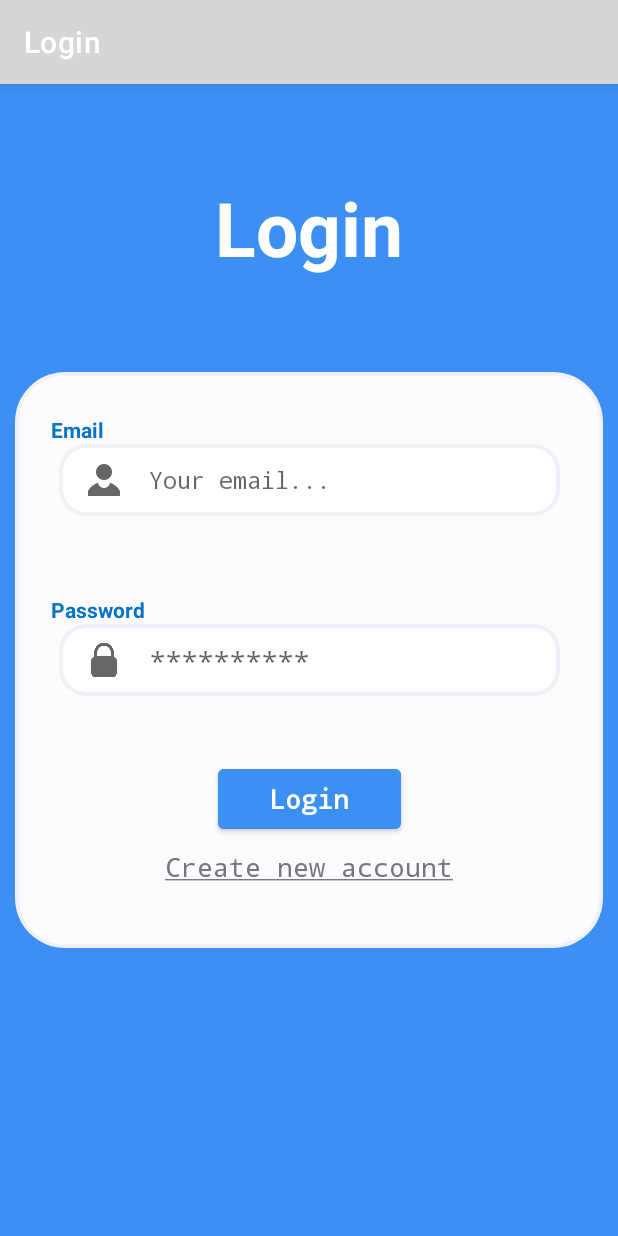
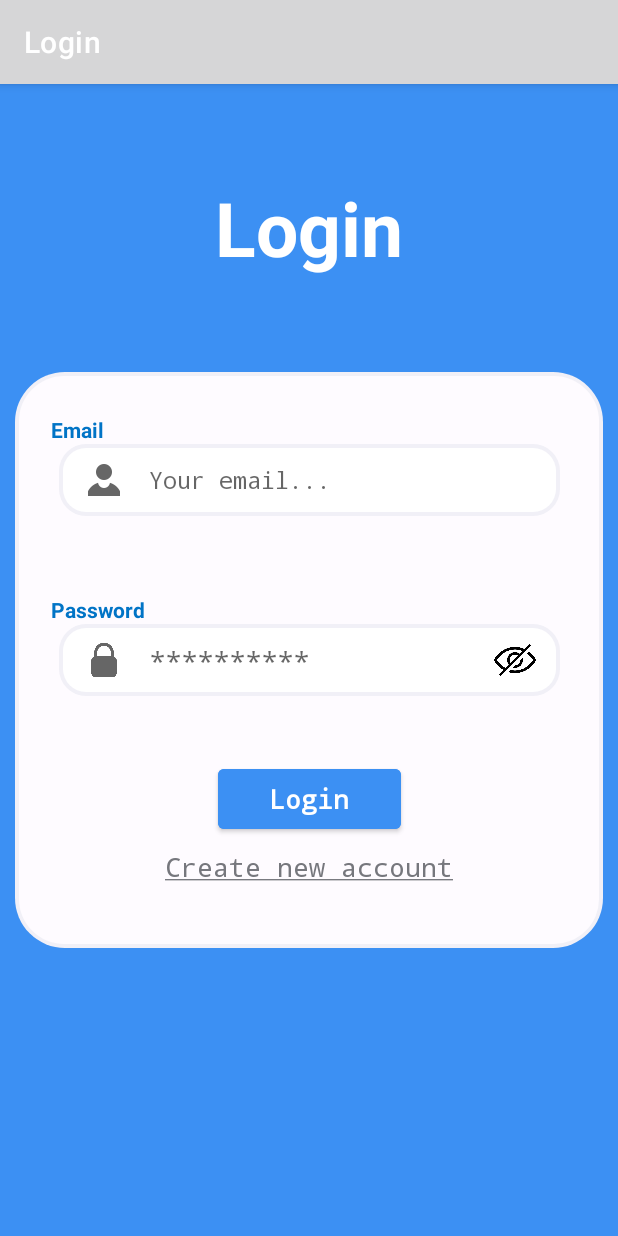
Before and after one commit to ShadyHBedda/Coins-Final, an Android app: the screen it shows after launch (Login), on a phone screen of 412 x 824 dp. Run offline under Robolectric (Android 15) with nearby library versions, the phone set to English and light mode, and no system bars; our stand-ins replace Firebase (no records; nobody signed in at launch, a user with empty details on screens opened directly), navigation-ui.

Commit message:
Added ability to toggle password visibility during login.

```diff
--- a/app/src/main/java/com/example/coins/Login.java
+++ b/app/src/main/java/com/example/coins/Login.java
@@ -6,11 +6,14 @@ import androidx.appcompat.app.AppCompatActivity;
 import android.content.Intent;
 import android.os.Bundle;
 import android.text.TextUtils;
+import android.text.method.HideReturnsTransformationMethod;
+import android.text.method.PasswordTransformationMethod;
 import android.util.Log;
 import android.util.Patterns;
 import android.view.View;
 import android.widget.Button;
 import android.widget.EditText;
+import android.widget.ImageView;
 import android.widget.ProgressBar;
 import android.widget.TextView;
 import android.widget.Toast;
@@ -52,6 +55,25 @@ public class Login extends AppCompatActivity {
 
         mAuthLogin = FirebaseAuth.getInstance();
 
+        // Toggle password visibility using eye icon
+        ImageView togglePasswordVisibility = findViewById(R.id.togglePasswordVisibility);
+        togglePasswordVisibility.setImageResource(R.drawable.password_invisible);
+        togglePasswordVisibility.setOnClickListener(new View.OnClickListener() {
+            @Override
+            public void onClick(View v) {
+                if (loginPassword.getTransformationMethod().equals(HideReturnsTransformationMethod.getInstance())) {
+                    //If password is visible, hide it
+                    loginPassword.setTransformationMethod(PasswordTransformationMethod.getInstance());
+                    // Change icon to reflect that
+                    togglePasswordVisibility.setImageResource(R.drawable.password_invisible);
+                } else {
+                    // If password is hidden, show it
+                    loginPassword.setTransformationMethod(HideReturnsTransformationMethod.getInstance());
+                    // Change icon to reflect that
+                    togglePasswordVisibility.setImageResource(R.drawable.password_visible);
+                }
+            }
+        });
 
 
         Intent intent = new Intent(this, Cryptocurrency.class);
--- a/app/src/main/res/layout/activity_login.xml
+++ b/app/src/main/res/layout/activity_login.xml
@@ -157,6 +157,18 @@
                     app:layout_constraintTop_toTopOf="parent"
                     app:srcCompat="@drawable/password" />
 
+                <ImageView
+                    android:id="@+id/togglePasswordVisibility"
+                    android:layout_width="28dp"
+                    android:layout_height="28dp"
+                    android:layout_below="@id/password"
+                    android:layout_marginEnd="16dp"
+                    android:contentDescription="Eye icon to toggle password visibility"
+                    app:layout_constraintBottom_toBottomOf="parent"
+                    app:layout_constraintEnd_toEndOf="parent"
+                    app:layout_constraintTop_toTopOf="parent"
+                    app:srcCompat="@drawable/password_invisible" />
+
             </androidx.constraintlayout.widget.ConstraintLayout>
 
             <TextView
@@ -173,6 +185,8 @@
                 app:layout_constraintTop_toTopOf="parent"
                 app:layout_constraintVertical_chainStyle="packed"
                 tools:layout_constraintTop_toBottomOf="@+id/textViewEmail" />
+
+
 
             <TextView
                 android:id="@+id/wrongPassword"
```
Also changed, not shown: app/src/main/res/drawable/password_invisible.png (added), app/src/main/res/drawable/password_visible.png (added).
